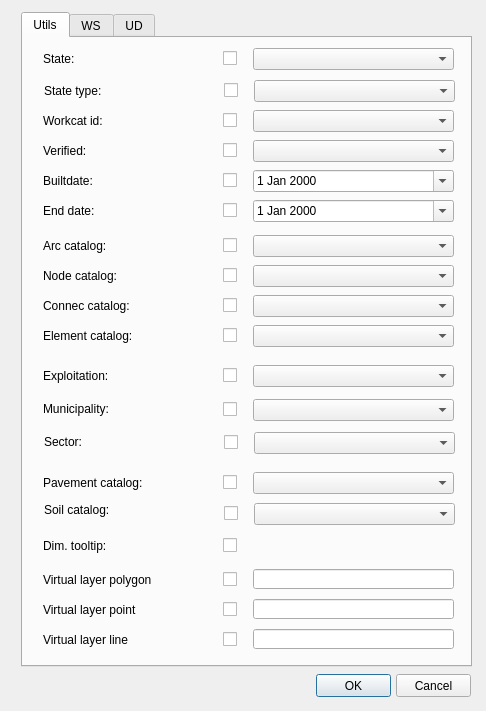
Before: the Qt Designer form ui/config_edit.ui in Giswater/giswater_qgis_plugin, drawn with Qt 5.
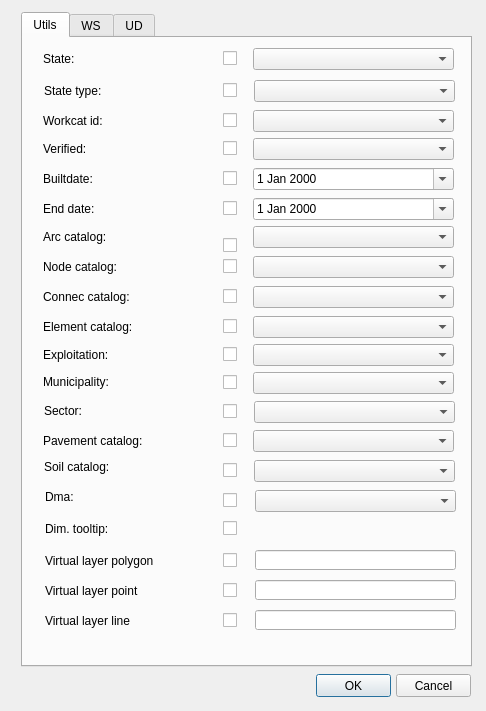
After: the same form once the commit is applied. The open tabs and pages were chosen to show the change.

Commit message: add dma_vdefault on config_edit (tab utils)

Diff of the .ui file:
```diff
--- a/ui/config_edit.ui
+++ b/ui/config_edit.ui
@@ -95,7 +95,7 @@
      <property name="geometry">
       <rect>
        <x>20</x>
-       <y>197</y>
+       <y>188</y>
        <width>169</width>
        <height>22</height>
       </rect>
@@ -144,7 +144,7 @@
      <property name="geometry">
       <rect>
        <x>230</x>
-       <y>132</y>
+       <y>130</y>
        <width>201</width>
        <height>22</height>
       </rect>
@@ -157,7 +157,7 @@
      <property name="geometry">
       <rect>
        <x>20</x>
-       <y>102</y>
+       <y>100</y>
        <width>166</width>
        <height>22</height>
       </rect>
@@ -193,7 +193,7 @@
      <property name="geometry">
       <rect>
        <x>20</x>
-       <y>132</y>
+       <y>130</y>
        <width>169</width>
        <height>22</height>
       </rect>
@@ -262,7 +262,7 @@
      <property name="geometry">
       <rect>
        <x>200</x>
-       <y>257</y>
+       <y>248</y>
        <width>20</width>
        <height>21</height>
       </rect>
@@ -275,7 +275,7 @@
      <property name="geometry">
       <rect>
        <x>230</x>
-       <y>257</y>
+       <y>248</y>
        <width>201</width>
        <height>22</height>
       </rect>
@@ -321,7 +321,7 @@
      <property name="geometry">
       <rect>
        <x>200</x>
-       <y>102</y>
+       <y>100</y>
        <width>20</width>
        <height>21</height>
       </rect>
@@ -347,7 +347,7 @@
      <property name="geometry">
       <rect>
        <x>230</x>
-       <y>102</y>
+       <y>100</y>
        <width>201</width>
        <height>22</height>
       </rect>
@@ -357,7 +357,7 @@
      <property name="geometry">
       <rect>
        <x>20</x>
-       <y>227</y>
+       <y>218</y>
        <width>169</width>
        <height>22</height>
       </rect>
@@ -393,7 +393,7 @@
      <property name="geometry">
       <rect>
        <x>200</x>
-       <y>132</y>
+       <y>130</y>
        <width>20</width>
        <height>21</height>
       </rect>
@@ -406,7 +406,7 @@
      <property name="geometry">
       <rect>
        <x>230</x>
-       <y>227</y>
+       <y>218</y>
        <width>201</width>
        <height>22</height>
       </rect>
@@ -416,7 +416,7 @@
      <property name="geometry">
       <rect>
        <x>20</x>
-       <y>257</y>
+       <y>248</y>
        <width>169</width>
        <height>22</height>
       </rect>
@@ -452,7 +452,7 @@
      <property name="geometry">
       <rect>
        <x>200</x>
-       <y>227</y>
+       <y>218</y>
        <width>20</width>
        <height>21</height>
       </rect>
@@ -465,7 +465,7 @@
      <property name="geometry">
       <rect>
        <x>230</x>
-       <y>197</y>
+       <y>188</y>
        <width>201</width>
        <height>22</height>
       </rect>
@@ -475,7 +475,7 @@
      <property name="geometry">
       <rect>
        <x>20</x>
-       <y>162</y>
+       <y>160</y>
        <width>169</width>
        <height>22</height>
       </rect>
@@ -511,7 +511,7 @@
      <property name="geometry">
       <rect>
        <x>230</x>
-       <y>162</y>
+       <y>160</y>
        <width>201</width>
        <height>22</height>
       </rect>
@@ -524,7 +524,7 @@
      <property name="geometry">
       <rect>
        <x>200</x>
-       <y>162</y>
+       <y>160</y>
        <width>20</width>
        <height>21</height>
       </rect>
@@ -537,7 +537,7 @@
      <property name="geometry">
       <rect>
        <x>200</x>
-       <y>327</y>
+       <y>306</y>
        <width>20</width>
        <height>21</height>
       </rect>
@@ -550,7 +550,7 @@
      <property name="geometry">
       <rect>
        <x>20</x>
-       <y>327</y>
+       <y>306</y>
        <width>169</width>
        <height>22</height>
       </rect>
@@ -586,7 +586,7 @@
      <property name="geometry">
       <rect>
        <x>230</x>
-       <y>287</y>
+       <y>278</y>
        <width>201</width>
        <height>22</height>
       </rect>
@@ -596,7 +596,7 @@
      <property name="geometry">
       <rect>
        <x>200</x>
-       <y>287</y>
+       <y>278</y>
        <width>20</width>
        <height>21</height>
       </rect>
@@ -609,7 +609,7 @@
      <property name="geometry">
       <rect>
        <x>230</x>
-       <y>327</y>
+       <y>306</y>
        <width>201</width>
        <height>22</height>
       </rect>
@@ -619,7 +619,7 @@
      <property name="geometry">
       <rect>
        <x>20</x>
-       <y>287</y>
+       <y>278</y>
        <width>172</width>
        <height>22</height>
       </rect>
@@ -655,7 +655,7 @@
      <property name="geometry">
       <rect>
        <x>230</x>
-       <y>361</y>
+       <y>334</y>
        <width>201</width>
        <height>22</height>
       </rect>
@@ -665,7 +665,7 @@
      <property name="geometry">
       <rect>
        <x>20</x>
-       <y>360</y>
+       <y>333</y>
        <width>172</width>
        <height>22</height>
       </rect>
@@ -701,7 +701,7 @@
      <property name="geometry">
       <rect>
        <x>200</x>
-       <y>361</y>
+       <y>334</y>
        <width>20</width>
        <height>21</height>
       </rect>
@@ -714,7 +714,7 @@
      <property name="geometry">
       <rect>
        <x>20</x>
-       <y>434</y>
+       <y>392</y>
        <width>166</width>
        <height>22</height>
       </rect>
@@ -750,7 +750,7 @@
      <property name="geometry">
       <rect>
        <x>200</x>
-       <y>434</y>
+       <y>392</y>
        <width>20</width>
        <height>21</height>
       </rect>
@@ -763,7 +763,7 @@
      <property name="geometry">
       <rect>
        <x>230</x>
-       <y>434</y>
+       <y>392</y>
        <width>201</width>
        <height>22</height>
       </rect>
@@ -772,8 +772,8 @@
     <widget class="QLabel" name="label_visitcat_2">
      <property name="geometry">
       <rect>
-       <x>20</x>
-       <y>531</y>
+       <x>22</x>
+       <y>512</y>
        <width>166</width>
        <height>22</height>
       </rect>
@@ -809,7 +809,7 @@
      <property name="geometry">
       <rect>
        <x>200</x>
-       <y>531</y>
+       <y>512</y>
        <width>20</width>
        <height>21</height>
       </rect>
@@ -821,8 +821,8 @@
     <widget class="QLineEdit" name="virtual_layer_polygon">
      <property name="geometry">
       <rect>
-       <x>230</x>
-       <y>531</y>
+       <x>232</x>
+       <y>512</y>
        <width>201</width>
        <height>20</height>
       </rect>
@@ -831,8 +831,8 @@
     <widget class="QLabel" name="label_visitcat_3">
      <property name="geometry">
       <rect>
-       <x>20</x>
-       <y>561</y>
+       <x>22</x>
+       <y>542</y>
        <width>166</width>
        <height>22</height>
       </rect>
@@ -868,7 +868,7 @@
      <property name="geometry">
       <rect>
        <x>200</x>
-       <y>561</y>
+       <y>542</y>
        <width>20</width>
        <height>21</height>
       </rect>
@@ -880,8 +880,8 @@
     <widget class="QLineEdit" name="virtual_layer_point">
      <property name="geometry">
       <rect>
-       <x>230</x>
-       <y>561</y>
+       <x>232</x>
+       <y>542</y>
        <width>201</width>
        <height>20</height>
       </rect>
@@ -890,8 +890,8 @@
     <widget class="QLabel" name="label_visitcat_4">
      <property name="geometry">
       <rect>
-       <x>20</x>
-       <y>591</y>
+       <x>22</x>
+       <y>572</y>
        <width>166</width>
        <height>22</height>
       </rect>
@@ -927,7 +927,7 @@
      <property name="geometry">
       <rect>
        <x>200</x>
-       <y>591</y>
+       <y>572</y>
        <width>20</width>
        <height>21</height>
       </rect>
@@ -939,8 +939,8 @@
     <widget class="QLineEdit" name="virtual_layer_line">
      <property name="geometry">
       <rect>
-       <x>230</x>
-       <y>591</y>
+       <x>232</x>
+       <y>572</y>
        <width>201</width>
        <height>20</height>
       </rect>
@@ -950,7 +950,7 @@
      <property name="geometry">
       <rect>
        <x>200</x>
-       <y>497</y>
+       <y>480</y>
        <width>20</width>
        <height>21</height>
       </rect>
@@ -962,8 +962,8 @@
     <widget class="QLabel" name="label_dim_tooltip">
      <property name="geometry">
       <rect>
-       <x>20</x>
-       <y>497</y>
+       <x>22</x>
+       <y>480</y>
        <width>166</width>
        <height>22</height>
       </rect>
@@ -998,8 +998,8 @@
     <widget class="QCheckBox" name="chk_soilcat_vdefault">
      <property name="geometry">
       <rect>
-       <x>201</x>
-       <y>465</y>
+       <x>200</x>
+       <y>422</y>
        <width>20</width>
        <height>21</height>
       </rect>
@@ -1012,7 +1012,7 @@
      <property name="geometry">
       <rect>
        <x>231</x>
-       <y>465</y>
+       <y>422</y>
        <width>201</width>
        <height>22</height>
       </rect>
@@ -1022,7 +1022,7 @@
      <property name="geometry">
       <rect>
        <x>21</x>
-       <y>461</y>
+       <y>418</y>
        <width>166</width>
        <height>22</height>
       </rect>
@@ -1057,7 +1057,7 @@
     <widget class="QCheckBox" name="chk_statetype_vdefault">
      <property name="geometry">
       <rect>
-       <x>201</x>
+       <x>200</x>
        <y>42</y>
        <width>20</width>
        <height>21</height>
@@ -1116,8 +1116,8 @@
     <widget class="QCheckBox" name="chk_sector_vdefault">
      <property name="geometry">
       <rect>
-       <x>201</x>
-       <y>394</y>
+       <x>200</x>
+       <y>363</y>
        <width>20</width>
        <height>21</height>
       </rect>
@@ -1130,7 +1130,7 @@
      <property name="geometry">
       <rect>
        <x>231</x>
-       <y>394</y>
+       <y>363</y>
        <width>201</width>
        <height>22</height>
       </rect>
@@ -1140,7 +1140,7 @@
      <property name="geometry">
       <rect>
        <x>21</x>
-       <y>393</y>
+       <y>362</y>
        <width>172</width>
        <height>22</height>
       </rect>
@@ -1172,6 +1172,65 @@
       <number>3</number>
      </property>
     </widget>
+    <widget class="QCheckBox" name="chk_dma_vdefault">
+     <property name="geometry">
+      <rect>
+       <x>200</x>
+       <y>452</y>
+       <width>20</width>
+       <height>21</height>
+      </rect>
+     </property>
+     <property name="text">
+      <string/>
+     </property>
+    </widget>
+    <widget class="QLabel" name="label_visitcat_6">
+     <property name="geometry">
+      <rect>
+       <x>22</x>
+       <y>448</y>
+       <width>166</width>
+       <height>22</height>
+      </rect>
+     </property>
+     <property name="font">
+      <font>
+       <pointsize>9</pointsize>
+      </font>
+     </property>
+     <property name="frameShape">
+      <enum>QFrame::NoFrame</enum>
+     </property>
+     <property name="frameShadow">
+      <enum>QFrame::Plain</enum>
+     </property>
+     <property name="text">
+      <string>Dma:</string>
+     </property>
+     <property name="textFormat">
+      <enum>Qt::AutoText</enum>
+     </property>
+     <property name="scaledContents">
+      <bool>false</bool>
+     </property>
+     <property name="alignment">
+      <set>Qt::AlignLeading|Qt::AlignLeft|Qt::AlignVCenter</set>
+     </property>
+     <property name="margin">
+      <number>3</number>
+     </property>
+    </widget>
+    <widget class="QComboBox" name="dma_vdefault">
+     <property name="geometry">
+      <rect>
+       <x>232</x>
+       <y>452</y>
+       <width>201</width>
+       <height>22</height>
+      </rect>
+     </property>
+    </widget>
    </widget>
    <widget class="QWidget" name="tab_21">
     <attribute name="title">
```
Left out of the diff: 2 changed lines with no effect on the pictures. The commit also changes 1 other file.
